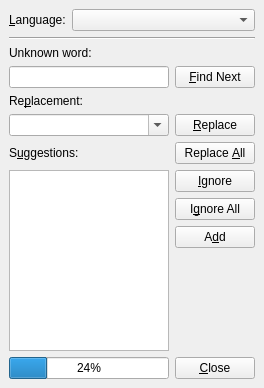
Old version of the form src/frontends/qt4/ui/SpellcheckerUi.ui in the repository cburschka/lyx.
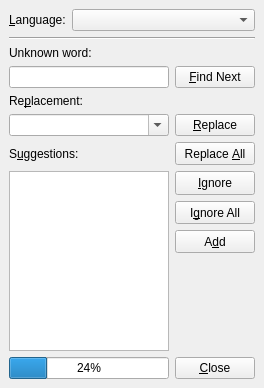
New version of the form.

Commit message: Fix for the spellchecker dialog on OS X

What changed in the file:
```diff
--- a/src/frontends/qt4/ui/SpellcheckerUi.ui
+++ b/src/frontends/qt4/ui/SpellcheckerUi.ui
@@ -144,7 +144,7 @@
       <property name="sizePolicy">
        <sizepolicy hsizetype="Preferred" vsizetype="Preferred">
         <horstretch>0</horstretch>
-        <verstretch>0</verstretch>
+        <verstretch>1</verstretch>
        </sizepolicy>
       </property>
       <property name="toolTip">
@@ -163,7 +163,7 @@
       <property name="sizePolicy">
        <sizepolicy hsizetype="Preferred" vsizetype="Preferred">
         <horstretch>0</horstretch>
-        <verstretch>0</verstretch>
+        <verstretch>1</verstretch>
        </sizepolicy>
       </property>
       <property name="toolTip">
@@ -179,7 +179,7 @@
       <property name="sizePolicy">
        <sizepolicy hsizetype="Preferred" vsizetype="Preferred">
         <horstretch>0</horstretch>
-        <verstretch>0</verstretch>
+        <verstretch>1</verstretch>
        </sizepolicy>
       </property>
       <property name="toolTip">
@@ -195,7 +195,7 @@
       <property name="sizePolicy">
        <sizepolicy hsizetype="Preferred" vsizetype="Preferred">
         <horstretch>0</horstretch>
-        <verstretch>0</verstretch>
+        <verstretch>1</verstretch>
        </sizepolicy>
       </property>
       <property name="toolTip">
```
Left out of the diff: 6 changed lines with no effect on the pictures.
